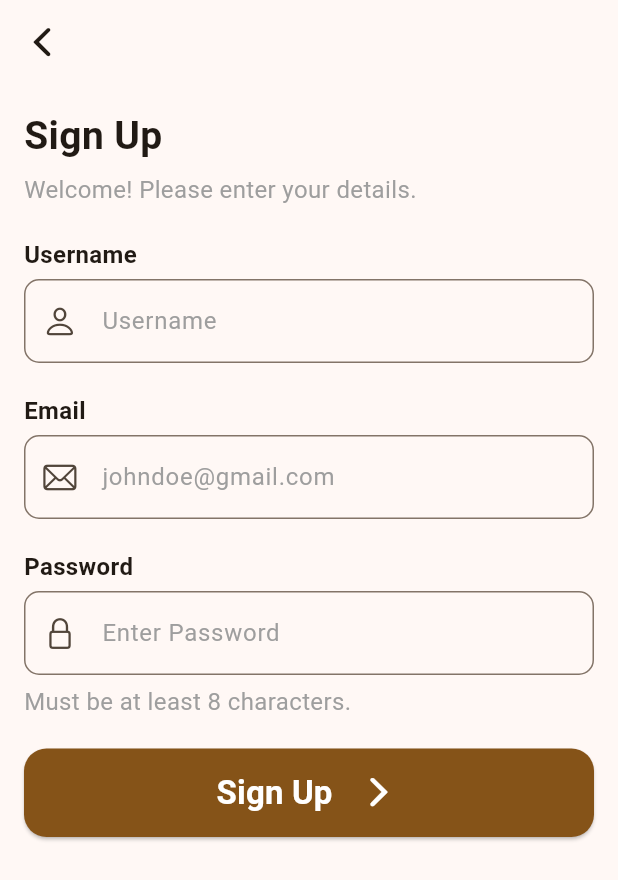
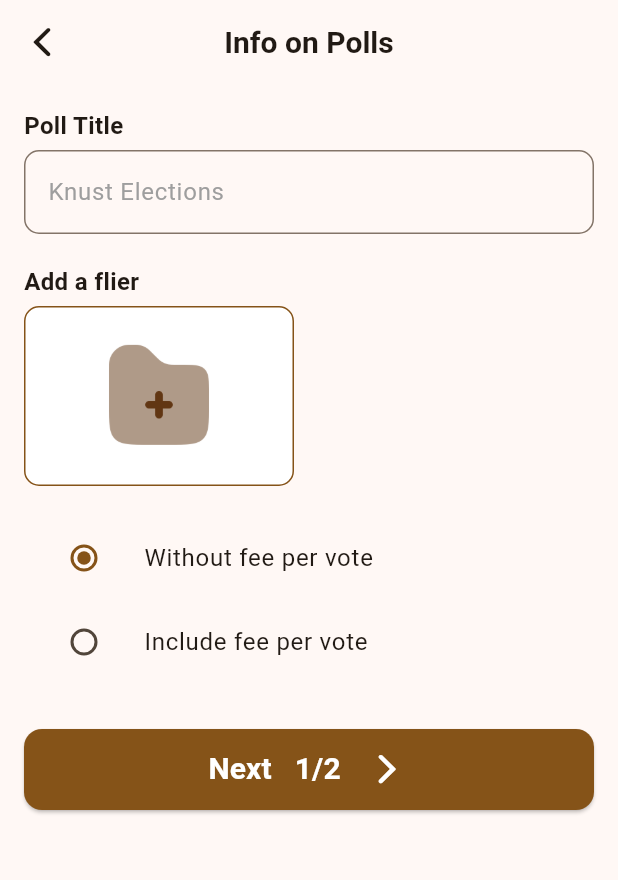
Before and after one commit to Pamuah/E_Poll, a Flutter app: the screen it shows after launch, on a phone screen of 412 x 824 dp. Shown: the top 880 px of the screen. Run offline on Flutter 3.47's test engine with Material 3 defaults, Android fonts, the phone set to English and light mode, and no system bars.

Commit message:
Information for the Poll

```diff
--- /dev/null
+++ b/lib/Screens/info_poll1.dart
@@ -0,0 +1,153 @@
+import 'package:e_polls/widget/custom_button.dart';
+import 'package:e_polls/widget/custom_textfield.dart';
+import 'package:flutter/cupertino.dart';
+import 'package:flutter/material.dart';
+
+class InfoPoll1 extends StatefulWidget {
+  static const routeName = '/info_poll1';
+  const InfoPoll1({super.key});
+
+  @override
+  State<InfoPoll1> createState() => _InfoPoll1State();
+}
+
+class _InfoPoll1State extends State<InfoPoll1> {
+  TextEditingController pollTitleController = TextEditingController();
+  TextEditingController pollAmountController =
+      TextEditingController(); // Controller for amount
+
+  String selectedPayment = "No fee"; // Default payment option
+
+  @override
+  Widget build(BuildContext context) {
+    final colorscheme = Theme.of(context).colorScheme;
+
+    return Scaffold(
+      appBar: AppBar(
+        centerTitle: true,
+        title: Text(
+          "Info on Polls",
+          style: TextStyle(
+              color: colorscheme.onSurface,
+              fontSize: 20,
+              fontWeight: FontWeight.w600),
+        ),
+        leading: IconButton(
+            onPressed: () {},
+            icon: const Icon(
+              CupertinoIcons.back,
+              size: 30,
+            )),
+        elevation: 0,
+        backgroundColor: Colors.transparent,
+      ),
+      backgroundColor: colorscheme.surface,
+      body: Padding(
+        padding: const EdgeInsets.all(16.0),
+        child: Column(
+            mainAxisAlignment: MainAxisAlignment.start,
+            crossAxisAlignment: CrossAxisAlignment.start,
+            children: [
+              Text(
+                "Poll Title",
+                style: TextStyle(
+                  fontSize: 16,
+                  color: colorscheme.onSurface,
+                  fontWeight: FontWeight.w600,
+                ),
+              ),
+              Padding(
+                padding: const EdgeInsets.only(bottom: 20.0, top: 5.0),
+                child: CustomTextField(
+                    label: 'Knust Elections', controller: pollTitleController),
+              ),
+              Text(
+                "Add a flier",
+                style: TextStyle(
+                  fontSize: 16,
+                  color: colorscheme.onSurface,
+                  fontWeight: FontWeight.w600,
+                ),
+              ),
+              Padding(
+                padding: const EdgeInsets.only(top: 5.0, bottom: 20),
+                child: Container(
+                  height: 120,
+                  width: 180,
+                  decoration: BoxDecoration(
+                    border: Border.all(
+                        style: BorderStyle.solid, color: colorscheme.primary),
+                    color: Colors.white,
+                    borderRadius: BorderRadius.circular(10.0),
+                  ),
+                  child: Align(
+                    alignment: Alignment.center,
+                    child: Image.asset(
+                      "assets/add_icon.png",
+                      width: 80, // Adjusted size
+                      height: 80,
+                      fit: BoxFit.contain,
+                    ),
+                  ),
+                ),
+              ),
+              Container(
+                child: Column(
+                  children: [
+                    ListTile(
+                      leading: Radio<String>(
+                        value: 'No fee',
+                        groupValue: selectedPayment,
+                        onChanged: (value) {
+                          setState(() {
+                            selectedPayment = value!;
+                          });
+                          print('Selected Payment: $selectedPayment');
+                        },
+                      ),
+                      title: const Text('Without fee per vote'),
+                    ),
+                    ListTile(
+                      leading: Radio<String>(
+                        value: 'Fee applied',
+                        groupValue: selectedPayment,
+                        onChanged: (value) {
+                          setState(() {
+                            selectedPayment = value!;
+                          });
+                          print('Selected Payment: $selectedPayment');
+                        },
+                      ),
+                      title: const Text('Include fee per vote'),
+                    ),
+                  ],
+                ),
+              ),
+
+              // Conditionally render the CustomTextField for the fee amount
+              if (selectedPayment == "Fee applied")
+                Padding(
+                  padding: const EdgeInsets.only(top: 20.0, bottom: 20),
+                  child: CustomTextField(
+                    label: "Amount (e.g. 0.2)",
+                    controller:
+                        pollAmountController, // Controller for the fee amount
+                  ),
+                ),
+
+              Padding(
+                padding: const EdgeInsets.only(top: 30.0),
+                child: CustomElevatedButton(
+                    text: "Next   1/2",
+                    onPressed: () {},
+                    backgroundColor: colorscheme.primary,
+                    textColor: colorscheme.onPrimary,
+                    borderRadius: 12.0,
+                    padding: EdgeInsets.all(12.0),
+                    fontSize: 20),
+              )
+            ]),
+      ),
+    );
+  }
+}
--- a/lib/const/routes.dart
+++ b/lib/const/routes.dart
@@ -1,3 +1,4 @@
+import 'package:e_polls/Screens/info_poll1.dart';
 import 'package:e_polls/Screens/landing.dart';
 
 import 'package:flutter/material.dart';
@@ -9,6 +10,7 @@ class AppRoutes {
     return {
       LandingPage.routeName: (context) => const LandingPage(),
       SignUpPage.routeName: (context) => const SignUpPage(),
+      InfoPoll1.routeName: (context) => const InfoPoll1(),
     };
   }
 }
--- a/lib/main.dart
+++ b/lib/main.dart
@@ -1,3 +1,4 @@
+import 'package:e_polls/Screens/info_poll1.dart';
 import 'package:e_polls/Screens/landing.dart';
 import 'package:e_polls/Screens/sign_Up.dart';
 import 'package:e_polls/const/theme.dart';
@@ -16,7 +17,7 @@ class MyApp extends StatelessWidget {
       theme: themeData(context),
       debugShowCheckedModeBanner: false,
       // initialRoute: LandingPage.routeName,
-      home: const SignUpPage(),
+      home: const InfoPoll1(),
     );
   }
 }
```
Also changed, not shown: assets/add_icon.png (added).
